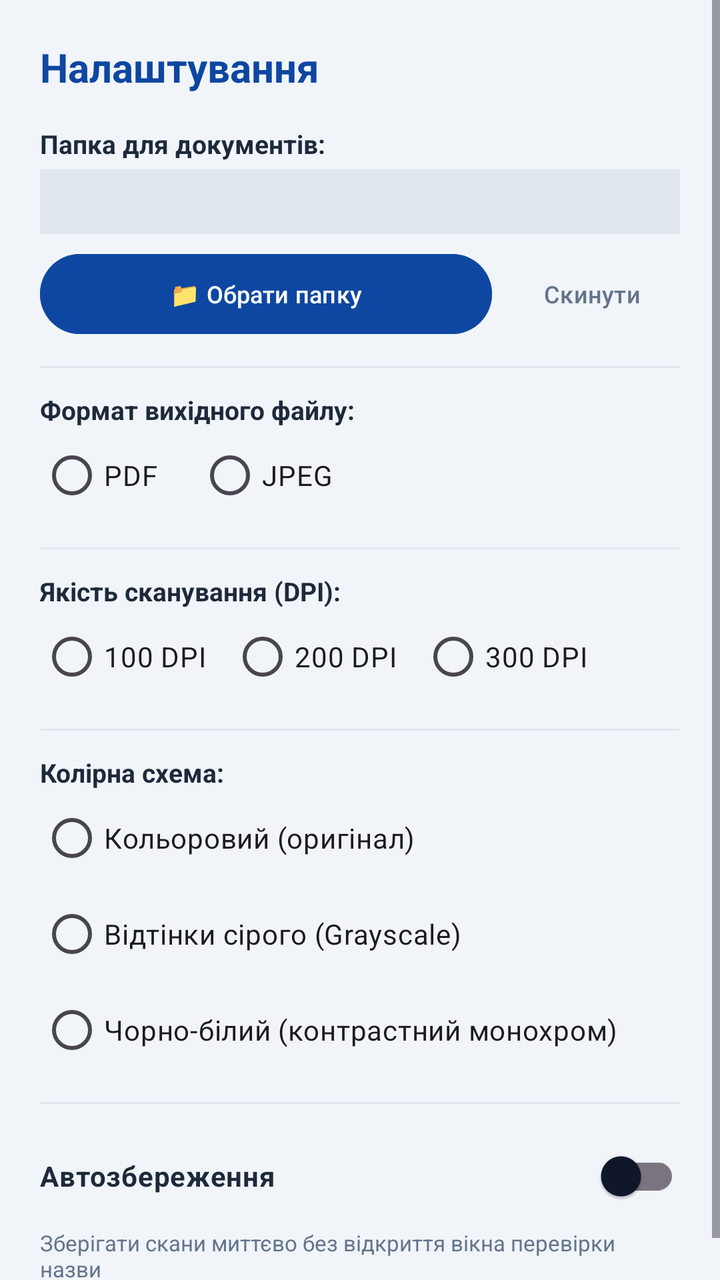
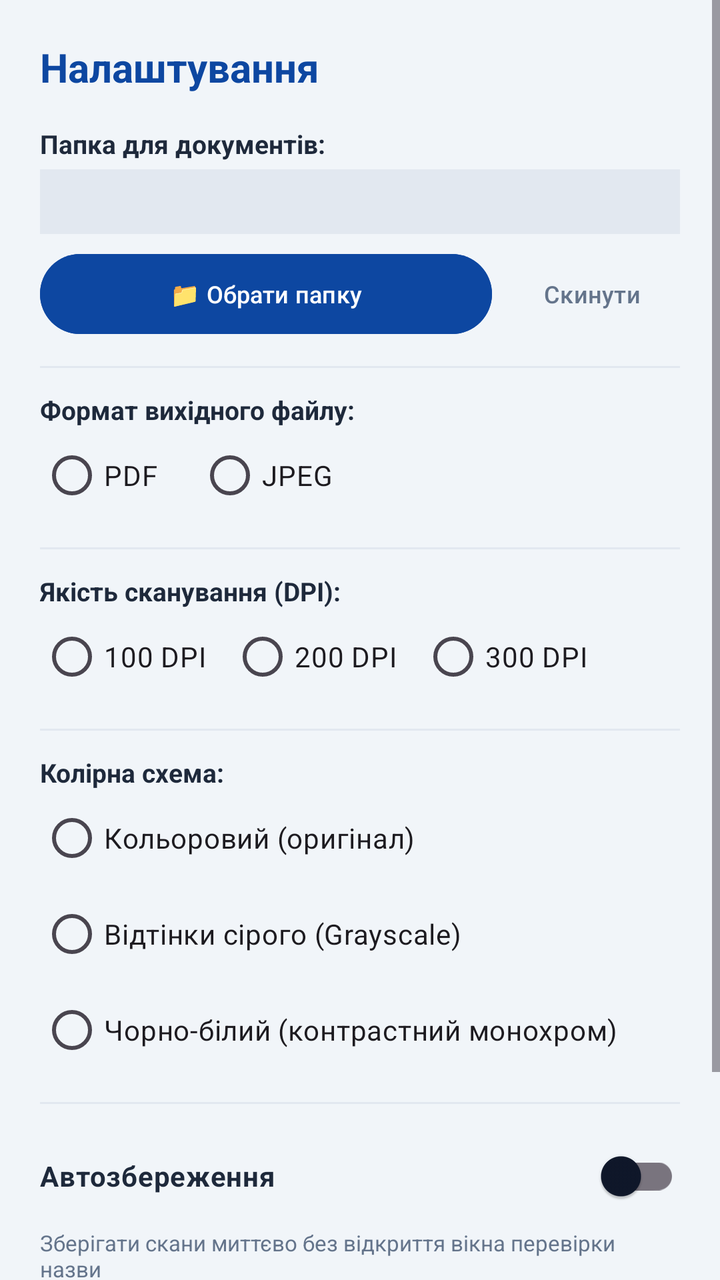

The first picture is an Android layout as it rendered before a commit; the second is the same layout after the commit. The layout source and the unified diff follow.
<!-- AndroidManifest.xml: application theme Theme.DocScannerUA -->
<!-- res/layout/dialog_settings.xml -->
<?xml version="1.0" encoding="utf-8"?>
<ScrollView xmlns:android="http://schemas.android.com/apk/res/android"
    android:layout_width="match_parent"
    android:layout_height="wrap_content">

    <LinearLayout
        android:layout_width="match_parent"
        android:layout_height="wrap_content"
        android:orientation="vertical"
        android:padding="20dp">

        <TextView
            android:layout_width="match_parent"
            android:layout_height="wrap_content"
            android:text="Налаштування"
            android:textColor="#0D47A1"
            android:textSize="20sp"
            android:textStyle="bold" />

        
        <TextView
            android:layout_width="match_parent"
            android:layout_height="wrap_content"
            android:layout_marginTop="16dp"
            android:text="Папка для документів:"
            android:textColor="#1E293B"
            android:textSize="13sp"
            android:textStyle="bold" />

        <TextView
            android:id="@+id/tvCurrentFolder"
            android:layout_width="match_parent"
            android:layout_height="wrap_content"
            android:layout_marginTop="4dp"
            android:background="#E2E8F0"
            android:padding="8dp"
            android:textColor="#0F172A"
            android:textSize="12sp" />

        <LinearLayout
            android:layout_width="match_parent"
            android:layout_height="wrap_content"
            android:layout_marginTop="6dp"
            android:orientation="horizontal">

            <com.google.android.material.button.MaterialButton
                android:id="@+id/btnChooseFolder"
                android:layout_width="0dp"
                android:layout_height="wrap_content"
                android:layout_weight="1"
                android:backgroundTint="#0D47A1"
                android:text="📁 Обрати папку"
                android:textSize="12sp" />

            <com.google.android.material.button.MaterialButton
                android:id="@+id/btnResetFolder"
                style="@style/Widget.Material3.Button.TextButton"
                android:layout_width="wrap_content"
                android:layout_height="wrap_content"
                android:layout_marginStart="6dp"
                android:text="Скинути"
                android:textColor="#64748B"
                android:textSize="12sp" />
        </LinearLayout>

        <View
            android:layout_width="match_parent"
            android:layout_height="1dp"
            android:layout_marginVertical="12dp"
            android:background="#E2E8F0" />

        
        <TextView
            android:layout_width="match_parent"
            android:layout_height="wrap_content"
            android:text="Формат вихідного файлу:"
            android:textColor="#1E293B"
            android:textSize="13sp"
            android:textStyle="bold" />

        <RadioGroup
            android:id="@+id/rgFormat"
            android:layout_width="match_parent"
            android:layout_height="wrap_content"
            android:orientation="horizontal">
            <RadioButton
                android:id="@+id/rbFormatPdf"
                android:layout_width="wrap_content"
                android:layout_height="wrap_content"
                android:layout_marginEnd="20dp"
                android:text="PDF" />
            <RadioButton
                android:id="@+id/rbFormatJpeg"
                android:layout_width="wrap_content"
                android:layout_height="wrap_content"
                android:text="JPEG" />
        </RadioGroup>

        <View
            android:layout_width="match_parent"
            android:layout_height="1dp"
            android:layout_marginVertical="12dp"
            android:background="#E2E8F0" />

        
        <TextView
            android:layout_width="match_parent"
            android:layout_height="wrap_content"
            android:text="Якість сканування (DPI):"
            android:textColor="#1E293B"
            android:textSize="13sp"
            android:textStyle="bold" />

        <RadioGroup
            android:id="@+id/rgDpi"
            android:layout_width="match_parent"
            android:layout_height="wrap_content"
            android:orientation="horizontal">
            <RadioButton
                android:id="@+id/rbDpi100"
                android:layout_width="wrap_content"
                android:layout_height="wrap_content"
                android:layout_marginEnd="12dp"
                android:text="100 DPI" />
            <RadioButton
                android:id="@+id/rbDpi200"
                android:layout_width="wrap_content"
                android:layout_height="wrap_content"
                android:layout_marginEnd="12dp"
                android:text="200 DPI" />
            <RadioButton
                android:id="@+id/rbDpi300"
                android:layout_width="wrap_content"
                android:layout_height="wrap_content"
                android:text="300 DPI" />
        </RadioGroup>

        <View
            android:layout_width="match_parent"
            android:layout_height="1dp"
            android:layout_marginVertical="12dp"
            android:background="#E2E8F0" />

        
        <TextView
            android:layout_width="match_parent"
            android:layout_height="wrap_content"
            android:text="Колірна схема:"
            android:textColor="#1E293B"
            android:textSize="13sp"
            android:textStyle="bold" />

        <RadioGroup
            android:id="@+id/rgColor"
            android:layout_width="match_parent"
            android:layout_height="wrap_content"
            android:orientation="vertical">
            <RadioButton
                android:id="@+id/rbColorFull"
                android:layout_width="wrap_content"
                android:layout_height="wrap_content"
                android:text="Кольоровий (оригінал)" />
            <RadioButton
                android:id="@+id/rbColorGray"
                android:layout_width="wrap_content"
                android:layout_height="wrap_content"
                android:text="Відтінки сірого (Grayscale)" />
            <RadioButton
                android:id="@+id/rbColorBw"
                android:layout_width="wrap_content"
                android:layout_height="wrap_content"
                android:text="Чорно-білий (контрастний монохром)" />
        </RadioGroup>

        <View
            android:layout_width="match_parent"
            android:layout_height="1dp"
            android:layout_marginVertical="12dp"
            android:background="#E2E8F0" />

        
        <com.google.android.material.switchmaterial.SwitchMaterial
            android:id="@+id/switchAutoSave"
            android:layout_width="match_parent"
            android:layout_height="wrap_content"
            android:text="Автозбереження"
            android:textColor="#1E293B"
            android:textSize="14sp"
            android:textStyle="bold" />

        <TextView
            android:layout_width="match_parent"
            android:layout_height="wrap_content"
            android:layout_marginTop="2dp"
            android:text="Зберігати скани миттєво без відкриття вікна перевірки назви"
            android:textColor="#64748B"
            android:textSize="11sp" />

    </LinearLayout>
</ScrollView>
<!-- resources referenced by this layout -->
<resources>
  <style name="Theme.DocScannerUA" parent="Theme.Material3.Light.NoActionBar">
          <item name="colorPrimary">#0D47A1</item>
          <item name="colorSurface">#FFFFFF</item>
          <item name="colorOnSurface">#0F172A</item>
          <item name="android:windowBackground">#F1F5F9</item>
      </style>
</resources>

<!-- the commit's change to res/layout/dialog_settings.xml (unified diff, before → after) -->
@@ -196,5 +196,29 @@
             android:textColor="#64748B"
             android:textSize="11sp" />
 
+        <View
+            android:layout_width="match_parent"
+            android:layout_height="1dp"
+            android:layout_marginVertical="12dp"
+            android:background="#E2E8F0" />
+
+        
+        <com.google.android.material.switchmaterial.SwitchMaterial
+            android:id="@+id/switchSaveOcrText"
+            android:layout_width="match_parent"
+            android:layout_height="wrap_content"
+            android:text="Зберігати розпізнаний текст (.txt)"
+            android:textColor="#1E293B"
+            android:textSize="14sp"
+            android:textStyle="bold" />
+
+        <TextView
+            android:layout_width="match_parent"
+            android:layout_height="wrap_content"
+            android:layout_marginTop="2dp"
+            android:text="Поряд зі скан-файлом створюється .txt з тим самим іменем: сирий текст OCR для аналізу помилок розпізнавання"
+            android:textColor="#64748B"
+            android:textSize="11sp" />
+
     </LinearLayout>
 </ScrollView>
